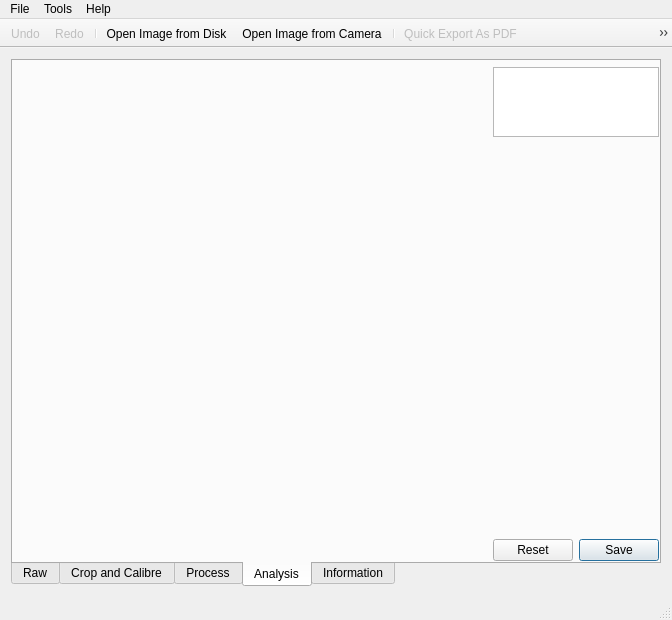
Old version of the form gui/mainwindow.ui in the repository librehat/caiga.
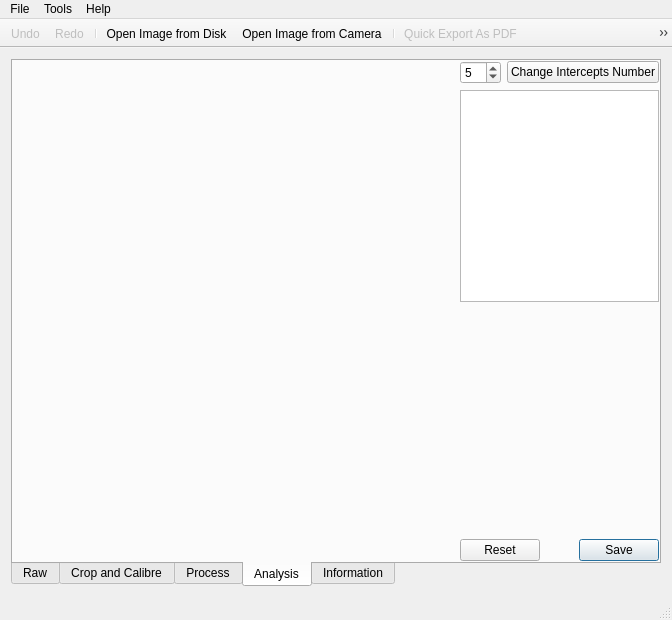
New version of the form. The open tabs and pages were chosen to show the change. Icons and pictures are not drawn. Custom widgets are drawn as their Qt base class.

Commit message: make intercepts number changable.

```diff
--- a/gui/mainwindow.ui
+++ b/gui/mainwindow.ui
@@ -418,7 +418,34 @@
         <property name="bottomMargin">
          <number>0</number>
         </property>
-        <item row="1" column="1" alignment="Qt::AlignTop">
+        <item row="0" column="1">
+         <widget class="QSpinBox" name="interceptsNumberSpinBox">
+          <property name="minimum">
+           <number>1</number>
+          </property>
+          <property name="value">
+           <number>5</number>
+          </property>
+         </widget>
+        </item>
+        <item row="0" column="0" rowspan="5">
+         <widget class="QImageInteractiveDrawer" name="analysisInteracter" native="true">
+          <property name="sizePolicy">
+           <sizepolicy hsizetype="Preferred" vsizetype="Preferred">
+            <horstretch>10</horstretch>
+            <verstretch>0</verstretch>
+           </sizepolicy>
+          </property>
+         </widget>
+        </item>
+        <item row="0" column="2">
+         <widget class="QPushButton" name="interceptsNumberChangeButton">
+          <property name="text">
+           <string>Change Intercepts Number</string>
+          </property>
+         </widget>
+        </item>
+        <item row="1" column="1" colspan="2">
          <widget class="QTableView" name="analysisTableView">
           <property name="sizeAdjustPolicy">
            <enum>QAbstractScrollArea::AdjustToContents</enum>
@@ -440,8 +467,8 @@
           </attribute>
          </widget>
         </item>
-        <item row="3" column="1">
-         <spacer name="verticalSpacer_3">
+        <item row="3" column="1" colspan="2">
+         <spacer name="analysisVerticalSpacer">
           <property name="orientation">
            <enum>Qt::Vertical</enum>
           </property>
@@ -453,30 +480,20 @@
           </property>
          </spacer>
         </item>
-        <item row="0" column="0" rowspan="5">
-         <widget class="QImageInteractiveDrawer" name="analysisInteracter" native="true">
-          <property name="sizePolicy">
-           <sizepolicy hsizetype="Preferred" vsizetype="Preferred">
-            <horstretch>10</horstretch>
-            <verstretch>0</verstretch>
-           </sizepolicy>
-          </property>
-         </widget>
-        </item>
-        <item row="4" column="1" alignment="Qt::AlignBottom">
-         <widget class="QDialogButtonBox" name="analysisButtonBox">
-          <property name="standardButtons">
-           <set>QDialogButtonBox::Reset|QDialogButtonBox::Save</set>
-          </property>
-         </widget>
-        </item>
-        <item row="2" column="1" alignment="Qt::AlignTop">
+        <item row="2" column="1" colspan="2">
          <widget class="QLabel" name="analysisCurrentClassLabel">
           <property name="text">
            <string/>
           </property>
          </widget>
         </item>
+        <item row="4" column="1" colspan="2">
+         <widget class="QDialogButtonBox" name="analysisButtonBox">
+          <property name="standardButtons">
+           <set>QDialogButtonBox::Reset|QDialogButtonBox::Save</set>
+          </property>
+         </widget>
+        </item>
        </layout>
       </widget>
       <widget class="QWidget" name="infoTab">
```
Left out of the diff: 4 changed lines with no effect on the pictures. The commit also changes 4 other files.
